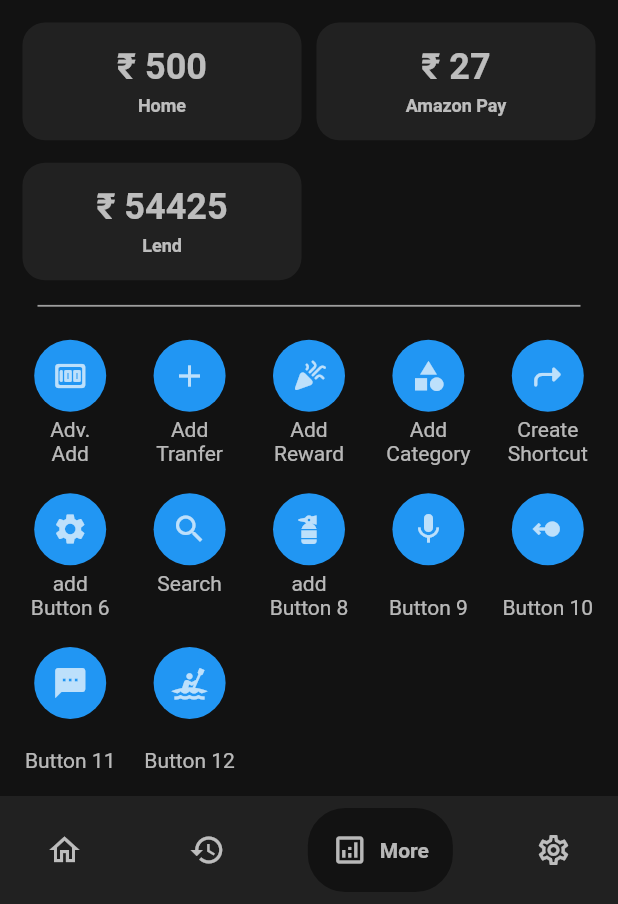
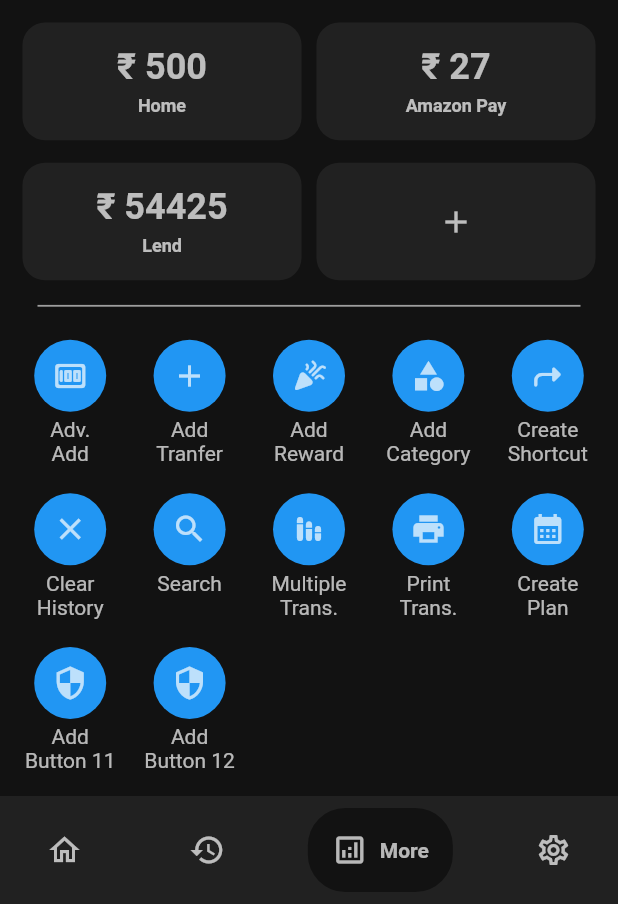
Before and after one commit to AustinJNilavoor/Wallet, a Flutter app: the screen it shows after launch, item 3 of the bottom bar chosen, on a phone screen of 412 x 824 dp, the part 332-1236 px from its top. Run offline on Flutter 3.47's test engine with Material 2 defaults, Android fonts, the phone set to English and light mode, and no system bars; drawn by our look-alikes of google_nav_bar.

Commit message:
HomePage HistoryPage MenuPage Small Changes

```diff
--- a/lib/Pages/menupage.dart
+++ b/lib/Pages/menupage.dart
@@ -57,6 +57,13 @@ class _MenuPageState extends State<MenuPage> {
         buildSBox(amount: 500, text: 'Home'),
         buildSBox(amount: 27, text: 'Amazon Pay'),
         buildSBox(amount: 54425, text: 'Lend'),
+        Container(
+          margin: const EdgeInsets.only(left: 5, right: 5),
+          decoration: BoxDecoration(
+              borderRadius: BorderRadius.circular(15.0),
+              color: Colors.grey.shade900),
+          child: const Icon(Icons.add,color: Colors.white70,),
+        )
       ],
     );
   }
@@ -77,14 +84,14 @@ class _MenuPageState extends State<MenuPage> {
         buildButton(icon: Icons.category, text1: 'Add', text2: 'Category'),
         buildButton(
             icon: Icons.shortcut_rounded, text1: 'Create', text2: 'Shortcut'),
-        buildButton(icon: Icons.settings, text1: 'add', text2: 'Button 6'),
+        buildButton(icon: Icons.clear, text1: 'Clear', text2: 'History'),
         buildButton(icon: Icons.search, text1: 'Search', text2: ''),
-        buildButton(icon: Icons.fire_hydrant, text1: 'add', text2: 'Button 8'),
-        buildButton(icon: Icons.mic, text1: '', text2: 'Button 9'),
+        buildButton(icon: Icons.stacked_bar_chart_rounded, text1: 'Multiple', text2: 'Trans.'),
+        buildButton(icon: Icons.print, text1: 'Print', text2: 'Trans.'),
         buildButton(
-            icon: Icons.swipe_left_alt_sharp, text1: '', text2: 'Button 10'),
-        buildButton(icon: Icons.textsms, text1: '', text2: 'Button 11'),
-        buildButton(icon: Icons.kayaking, text1: '', text2: 'Button 12'),
+            icon: Icons.calendar_month, text1: 'Create', text2: 'Plan'),
+        buildButton(icon: Icons.security, text1: 'Add', text2: 'Button 11'),
+        buildButton(icon: Icons.security, text1: 'Add', text2: 'Button 12'),
       ],
     );
   }
@@ -147,7 +154,10 @@ class _MenuPageState extends State<MenuPage> {
                     borderRadius: BorderRadius.circular(50)),
                 child: Padding(
                   padding: const EdgeInsets.all(12.0),
-                  child: Icon(icon,color: Colors.white70,),
+                  child: Icon(
+                    icon,
+                    color: Colors.white70,
+                  ),
                 )),
             const SizedBox(
               height: 4,
```
Also changed, not shown: lib/Pages/history.dart (+15 -5 lines), lib/Pages/homepage.dart (+52 -71 lines).
